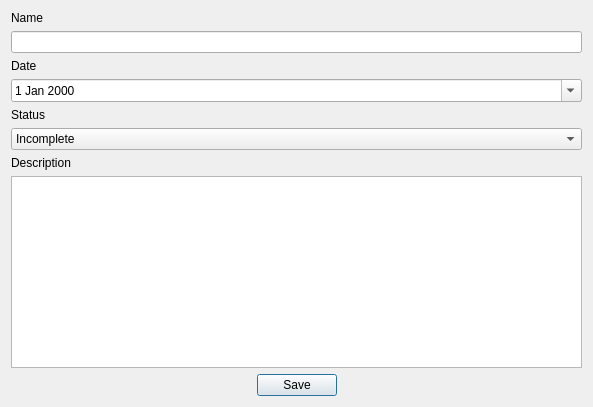
This is designs/xml/todo_window.ui in daniel-deru/WorkMate-3.0 as Qt 5 draws it before an edit. The edited form follows.
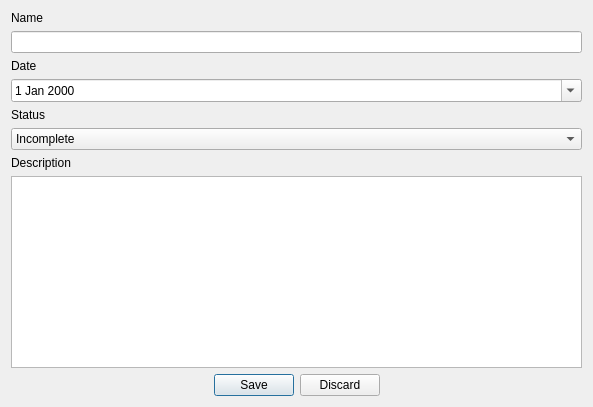
This is the edited form.

Commit message: added todo view window

The edit to the form file:
```diff
--- a/designs/xml/todo_window.ui
+++ b/designs/xml/todo_window.ui
@@ -153,6 +153,13 @@
        </property>
       </widget>
      </item>
+     <item>
+      <widget class="QPushButton" name="btn_delete">
+       <property name="text">
+        <string>Discard</string>
+       </property>
+      </widget>
+     </item>
      <item>
       <spacer name="horizontalSpacer_3">
        <property name="orientation">
```
The commit also changes 12 other files.
